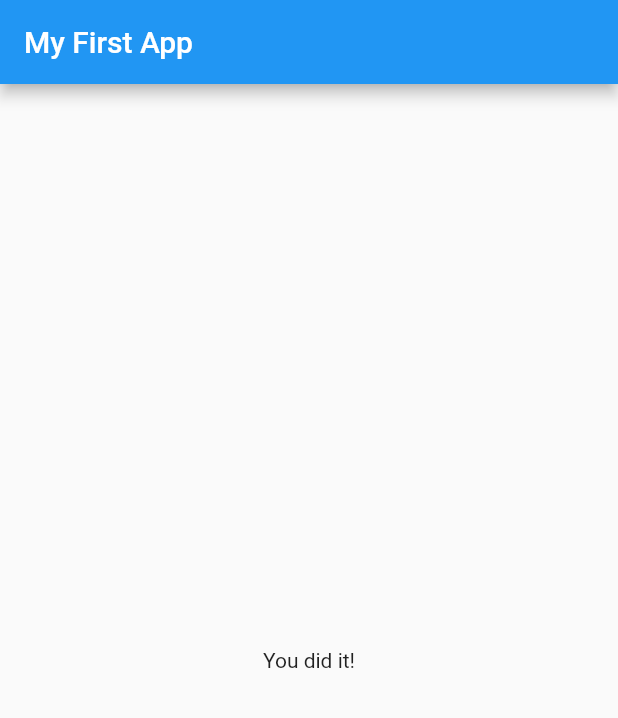
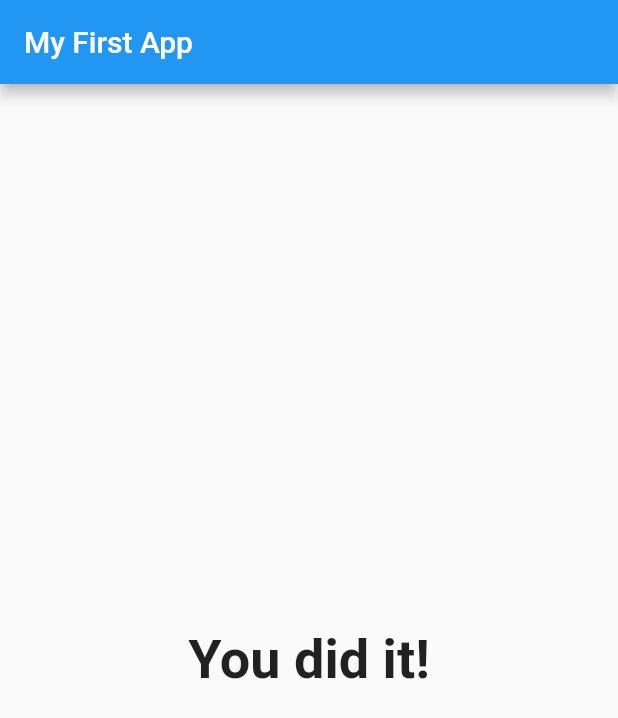
Before and after one commit to dercio-sinione/flutter_quiz, a Flutter app: the screen it shows after launch, after a tap on "Black", after a tap on "Snake", after a tap on "Anderson Francisco", on a phone screen of 412 x 824 dp. Shown: the top 718 px of the screen. Run offline on Flutter 3.47's test engine with Material 2 defaults, Android fonts, the phone set to English and light mode, and no system bars.

Commit message:
Result Component

```diff
--- a/lib/result.dart
+++ b/lib/result.dart
@@ -7,7 +7,11 @@ class Result extends StatelessWidget {
   @override
   Widget build(BuildContext context) {
     return Center(
-      child: Text('You did it!'),
+      child: Text(
+        'You did it!',
+        textAlign: TextAlign.center,
+        style: TextStyle(fontSize: 36, fontWeight: FontWeight.bold),
+      ),
     );
   }
 }
```
